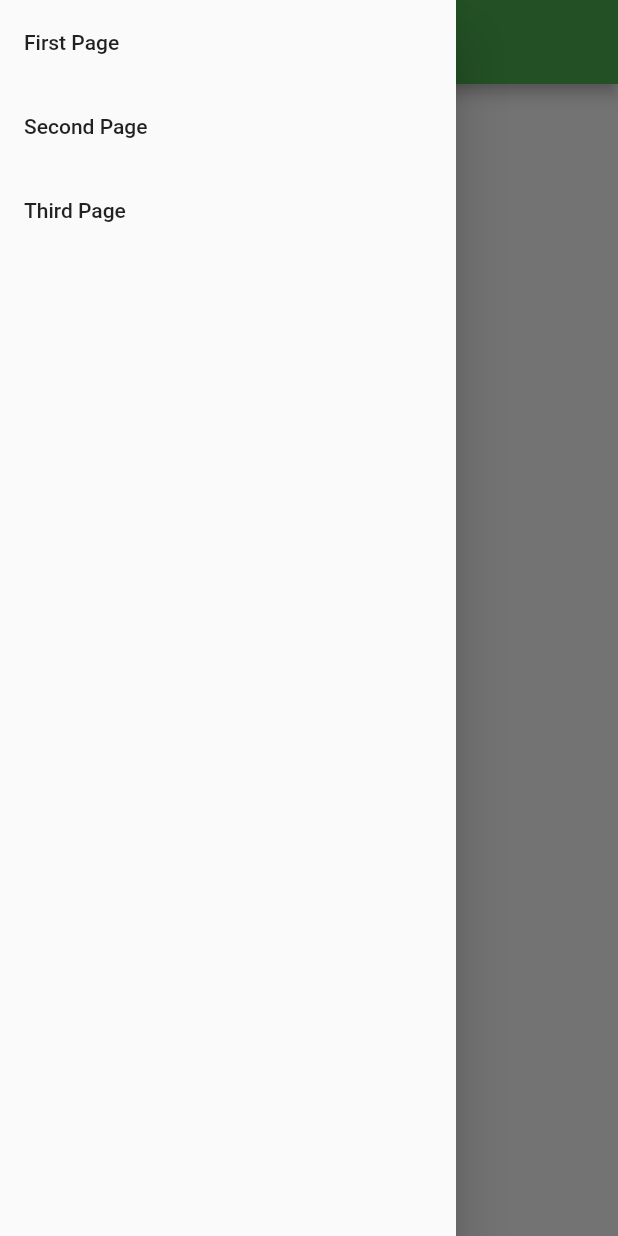
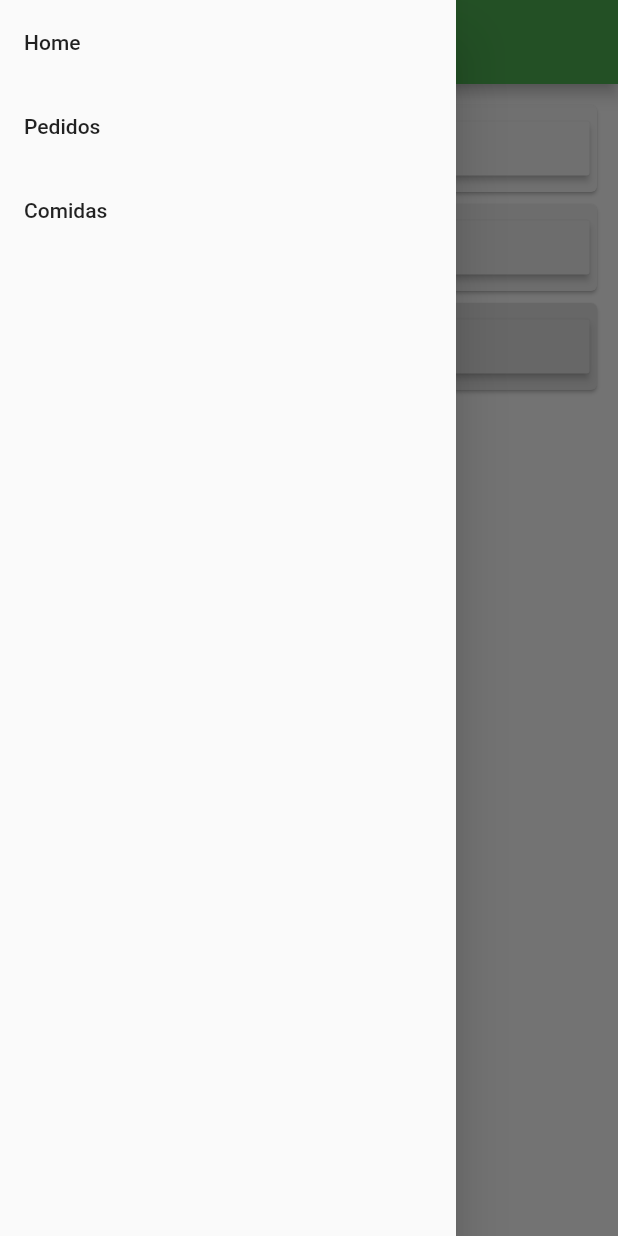
Before and after one commit to michmaloof7/ddsr, a Flutter app: the screen it shows after launch, with the side drawer open, on a phone screen of 412 x 824 dp. Run offline on Flutter 3.47's test engine with Material 2 defaults, Android fonts, the phone set to English and light mode, and no system bars; generated files the repository leaves out were written again.

Commit message:
Edited the view of home plus other things
- Edited the tittles for base drawer
- Edited the appbar for the order view
- Added base drawer to foodpage
- changed the icons of home page

```diff
--- a/lib/functs/drawer.dart
+++ b/lib/functs/drawer.dart
@@ -19,7 +19,7 @@ class BaseDrawer extends StatelessWidget{
         padding: EdgeInsets.zero,
         children: <Widget>[
           ListTile(
-            title: Text('First Page'),
+            title: Text('Home'),
             onTap: (){
               if(currentRoute == '/') return;
               Navigator.pop(context);
@@ -27,7 +27,7 @@ class BaseDrawer extends StatelessWidget{
             }
           ),
           ListTile(
-            title: Text('Second Page'),
+            title: Text('Pedidos'),
             onTap: (){
               if(currentRoute == '/second') return;
               Navigator.pop(context);
@@ -35,7 +35,7 @@ class BaseDrawer extends StatelessWidget{
             }
           ),
           ListTile(
-            title: Text('Third Page'),
+            title: Text('Comidas'),
             onTap: (){
               if(currentRoute == '/third') return;
               Navigator.pop(context);
--- a/lib/views/archive.dart
+++ b/lib/views/archive.dart
@@ -5,8 +5,8 @@ class ArchivePage extends StatelessWidget {
   @override
   Widget build(BuildContext context) {
     return Scaffold(
-      appBar: AppBar(title:  new Text('asdf')),
-      body: SafeArea(child: Text('second page')),
+      appBar: AppBar(title:  new Text('Lista de Pedidos')),
+      body: SafeArea(child: Text('Pedidos')),
       drawer: BaseDrawer(),
     );
   }
--- a/lib/views/foodmenu.dart
+++ b/lib/views/foodmenu.dart
@@ -12,6 +12,7 @@ class FoodPage extends StatelessWidget {
       appBar: AppBar(
         title: new Text('Lista de comidas'),
       ),
+      drawer: BaseDrawer(),
       body: Center(
         child: FoodList(),
       )
@@ -76,7 +77,7 @@ class _FoodListState extends State<FoodList> {
                         ),
                         //All the food details
                         body: new Container(
-                          decoration: new BoxDecoration(boxShadow: [new BoxShadow(color: Colors.black,blurRadius: 85.0,),]),
+                          decoration: new BoxDecoration(boxShadow: [new BoxShadow(color: Colors.green[300],blurRadius: 85.0,),]),
                           padding: const EdgeInsets.all(8.0),
                           alignment: Alignment.centerLeft,
                           child: new Card(
--- a/lib/views/home.dart
+++ b/lib/views/home.dart
@@ -9,28 +9,62 @@ class MyHome extends StatelessWidget {
       drawer: BaseDrawer(),
       body: SafeArea(
         child: Center(
-          child: Column(
+          child: Container(
+              margin: EdgeInsets.all(10.0),
+              child:
+                Column(
                 children: <Widget>[
-              RaisedButton.icon(
+                  Card(
+                    color: Colors.grey[100],
+                    child: new InkWell(
+                      child:
+                      new Padding(
+                        padding: const EdgeInsets.all(5),
+                        child: RaisedButton.icon(
                               icon: Icon(Icons.receipt),
                               label: Text("Registro de Pedidos"),
                               onPressed: (){Navigator.of(context).pushNamed('/archive');},
-                color: Colors.greenAccent,
+                              color: Colors.grey[100],
+                        )
                       ),
-              RaisedButton.icon(
+                    )
+                  ),
+                  Card(
+                    color: Colors.grey[200],
+                    child: new InkWell(
+                      child:
+                      new Padding(
+                        padding: const EdgeInsets.all(5),
+                        child: RaisedButton.icon(
                               icon: Icon(Icons.account_box),
                               label: Text("Lista de Clientes"),
                               onPressed: (){},
-                color: Colors.greenAccent,
+                              color: Colors.grey[200],
+                        )
                       ),
+                    )
+                  ),
+                  Card(
+                    color: Colors.grey[300],
+                    child: new InkWell(
+                      child:
+                        new Padding(
+                          padding: const EdgeInsets.all(5),
+                          child:
                             RaisedButton.icon(
                               icon: Icon(Icons.fastfood),
                               label: Text("Nuevo Pedido"),
                               onPressed: (){},
-                color: Colors.greenAccent,
+                              color: Colors.grey[300],
                         )
+                      ),
+                    )
+                  ),
+
                 ],
-            mainAxisAlignment: MainAxisAlignment.spaceEvenly,
+                mainAxisAlignment: MainAxisAlignment.start,
+                crossAxisAlignment: CrossAxisAlignment.stretch
+              )
           )
         )
       ),
```
Lines whose indentation alone changed are shown as unchanged.
